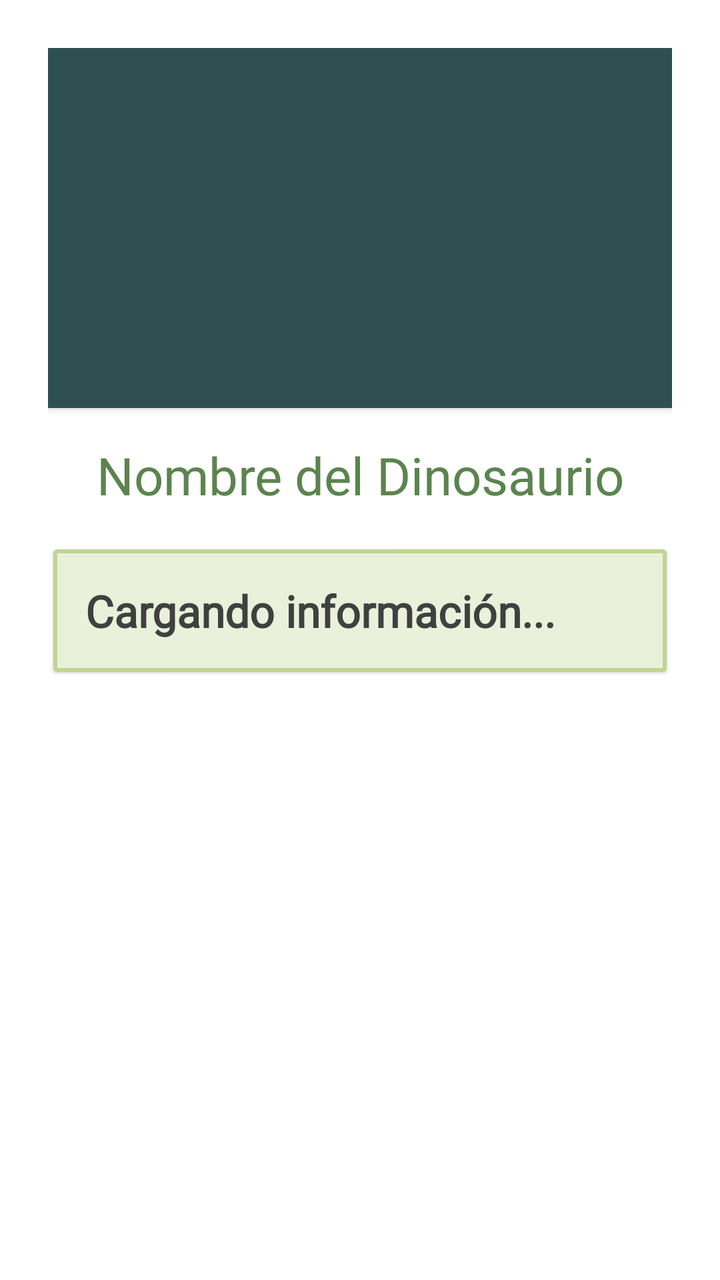
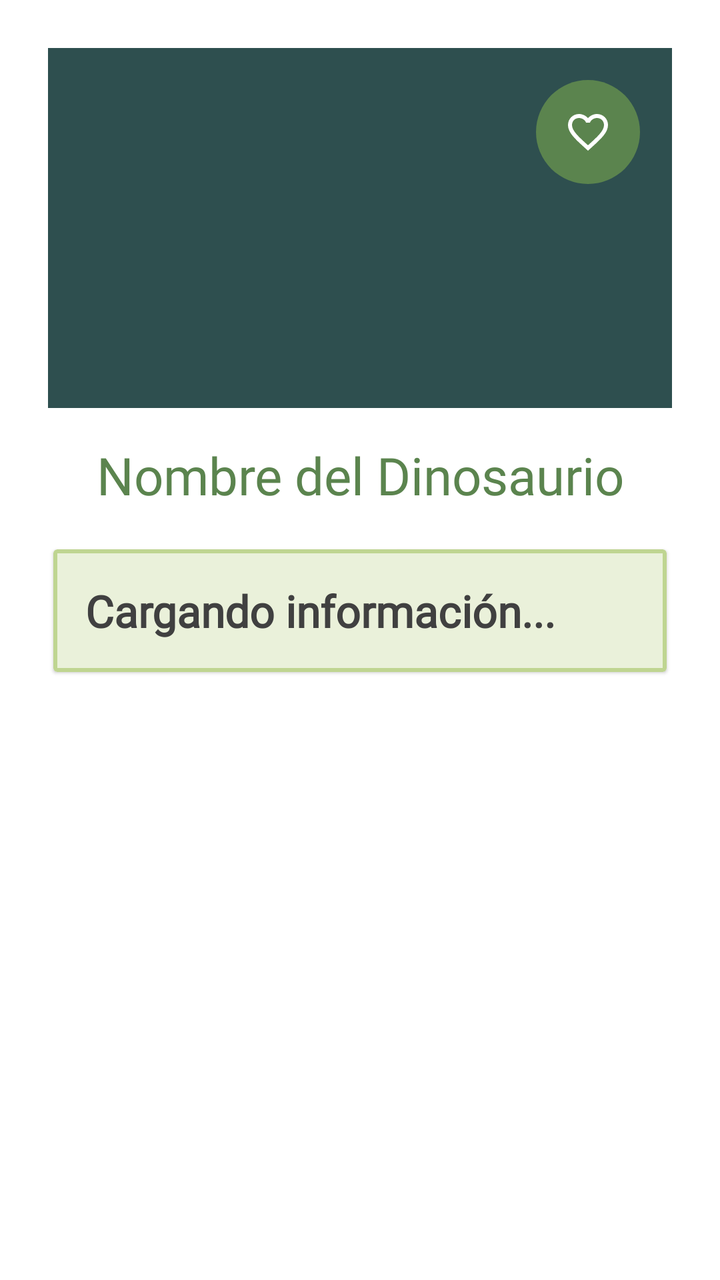

The first picture is an Android layout as it rendered before a commit; the second is the same layout after the commit. The layout source and the unified diff follow.
<!-- AndroidManifest.xml: application theme Theme.DinoApp -->
<!-- res/layout/activity_libros.xml -->
<?xml version="1.0" encoding="utf-8"?>
<ScrollView xmlns:android="http://schemas.android.com/apk/res/android"
    xmlns:tools="http://schemas.android.com/tools"
    android:layout_width="match_parent"
    android:layout_height="match_parent"
    xmlns:app="http://schemas.android.com/apk/res-auto"
    android:background="#FFFFFF"
    tools:context=".LibrosActivity">

    <LinearLayout
        android:layout_width="match_parent"
        android:layout_height="wrap_content"
        android:orientation="vertical"
        android:padding="24dp">

        <ImageView
            android:id="@+id/imgDino"
            android:layout_width="match_parent"
            android:layout_height="180dp"
            android:scaleType="centerCrop"
            android:background="#2E4F4F"
            android:layout_marginBottom="16dp"
            android:elevation="2dp" />

        <TextView
            android:id="@+id/txtNombre"
            android:layout_width="match_parent"
            android:layout_height="wrap_content"
            android:fontFamily="@font/kavoon"
            android:text="Nombre del Dinosaurio"
            android:textColor="#5B844E"
            android:textSize="26sp"
            android:gravity="center"
            android:layout_marginBottom="16dp" />

        <com.google.android.material.card.MaterialCardView
            android:layout_width="match_parent"
            android:layout_height="wrap_content"
            app:cardBackgroundColor="#EAF1DA"
            app:cardCornerRadius="2dp"
            app:cardElevation="1dp"
            app:cardUseCompatPadding="true"
            app:strokeColor="#BFD591"
            app:strokeWidth="2dp">

            <TextView
                android:id="@+id/txtInfo"
                android:layout_width="match_parent"
                android:layout_height="wrap_content"
                android:padding="16dp"
                android:fontFamily="@font/kreon"
                android:text="Cargando información..."
                android:textColor="#404040"
                android:textSize="22sp"
                android:textStyle="bold"/>

        </com.google.android.material.card.MaterialCardView>

    </LinearLayout>
</ScrollView>
<!-- resources referenced by this layout -->
<resources>
  <style name="Theme.DinoApp" parent="Base.Theme.DinoApp" />
  <style name="Base.Theme.DinoApp" parent="Theme.Material3.DayNight.NoActionBar">
          
          
      </style>
</resources>

<!-- the commit's change to res/layout/activity_libros.xml (unified diff, before → after) -->
@@ -1,60 +1,86 @@
 <?xml version="1.0" encoding="utf-8"?>
-<ScrollView xmlns:android="http://schemas.android.com/apk/res/android"
+<FrameLayout xmlns:android="http://schemas.android.com/apk/res/android"
+    xmlns:app="http://schemas.android.com/apk/res-auto"
     xmlns:tools="http://schemas.android.com/tools"
     android:layout_width="match_parent"
     android:layout_height="match_parent"
-    xmlns:app="http://schemas.android.com/apk/res-auto"
     android:background="#FFFFFF"
     tools:context=".LibrosActivity">
 
-    <LinearLayout
+    
+    <ScrollView
         android:layout_width="match_parent"
-        android:layout_height="wrap_content"
-        android:orientation="vertical"
-        android:padding="24dp">
+        android:layout_height="match_parent">
 
-        <ImageView
-            android:id="@+id/imgDino"
-            android:layout_width="match_parent"
-            android:layout_height="180dp"
-            android:scaleType="centerCrop"
-            android:background="#2E4F4F"
-            android:layout_marginBottom="16dp"
-            android:elevation="2dp" />
-
-        <TextView
-            android:id="@+id/txtNombre"
+        <LinearLayout
             android:layout_width="match_parent"
             android:layout_height="wrap_content"
-            android:fontFamily="@font/kavoon"
-            android:text="Nombre del Dinosaurio"
-            android:textColor="#5B844E"
-            android:textSize="26sp"
-            android:gravity="center"
-            android:layout_marginBottom="16dp" />
+            android:orientation="vertical"
+            android:padding="24dp">
 
-        <com.google.android.material.card.MaterialCardView
-            android:layout_width="match_parent"
-            android:layout_height="wrap_content"
-            app:cardBackgroundColor="#EAF1DA"
-            app:cardCornerRadius="2dp"
-            app:cardElevation="1dp"
-            app:cardUseCompatPadding="true"
-            app:strokeColor="#BFD591"
-            app:strokeWidth="2dp">
+            <FrameLayout
+                android:id="@+id/contenedorImagenDino"
+                android:layout_width="match_parent"
+                android:layout_height="180dp"
+                android:layout_marginBottom="16dp"
+                android:elevation="2dp">
+
+                <ImageView
+                    android:id="@+id/imgDino"
+                    android:layout_width="match_parent"
+                    android:layout_height="match_parent"
+                    android:scaleType="centerCrop"
+                    android:background="#2E4F4F" />
+
+                <ImageButton
+                    android:id="@+id/btnFavorito"
+                    android:layout_width="52dp"
+                    android:layout_height="52dp"
+                    android:layout_gravity="top|end"
+                    android:layout_marginTop="16dp"
+                    android:layout_marginEnd="16dp"
+                    android:background="@drawable/bg_boton_circular"
+                    android:padding="15dp"
+                    android:src="@drawable/no_favorito" />
+
+            </FrameLayout>
 
             <TextView
-                android:id="@+id/txtInfo"
+                android:id="@+id/txtNombre"
                 android:layout_width="match_parent"
                 android:layout_height="wrap_content"
-                android:padding="16dp"
-                android:fontFamily="@font/kreon"
-                android:text="Cargando información..."
-                android:textColor="#404040"
-                android:textSize="22sp"
-                android:textStyle="bold"/>
+                android:fontFamily="@font/kavoon"
+                android:text="Nombre del Dinosaurio"
+                android:textColor="#5B844E"
+                android:textSize="26sp"
+                android:gravity="center"
+                android:layout_marginBottom="16dp" />
 
-        </com.google.android.material.card.MaterialCardView>
+            <com.google.android.material.card.MaterialCardView
+                android:layout_width="match_parent"
+                android:layout_height="wrap_content"
+                app:cardBackgroundColor="#EAF1DA"
+                app:cardCornerRadius="2dp"
+                app:cardElevation="1dp"
+                app:cardUseCompatPadding="true"
+                app:strokeColor="#BFD591"
+                app:strokeWidth="2dp">
 
-    </LinearLayout>
-</ScrollView>
+                <TextView
+                    android:id="@+id/txtInfo"
+                    android:layout_width="match_parent"
+                    android:layout_height="wrap_content"
+                    android:padding="16dp"
+                    android:fontFamily="@font/kreon"
+                    android:text="Cargando información..."
+                    android:textColor="#404040"
+                    android:textSize="22sp"
+                    android:textStyle="bold"/>
+
+            </com.google.android.material.card.MaterialCardView>
+
+        </LinearLayout>
+
+    </ScrollView>
+
+</FrameLayout>
<!-- resource entries referenced after the edit -->
@@ -1,5 +1,19 @@
 <!-- resources referenced by this layout -->
 <resources>
+  <!-- drawable bg_boton_circular (drawable) -->
+  <?xml version="1.0" encoding="utf-8"?>
+  <shape xmlns:android="http://schemas.android.com/apk/res/android"
+      android:shape="oval" >
+  
+      <solid android:color="#5B844E" />
+  
+  </shape>
+  <!-- drawable no_favorito (drawable) -->
+  <vector xmlns:android="http://schemas.android.com/apk/res/android" android:height="24dp" android:tint="#FFFFFF" android:viewportHeight="24" android:viewportWidth="24" android:width="24dp">
+        
+      <path android:fillColor="@android:color/white" android:pathData="M16.5,3c-1.74,0 -3.41,0.81 -4.5,2.09C10.91,3.81 9.24,3 7.5,3 4.42,3 2,5.42 2,8.5c0,3.78 3.4,6.86 8.55,11.54L12,21.35l1.45,-1.32C18.6,15.36 22,12.28 22,8.5 22,5.42 19.58,3 16.5,3zM12.1,18.55l-0.1,0.1 -0.1,-0.1C7.14,14.24 4,11.39 4,8.5 4,6.5 5.5,5 7.5,5c1.54,0 3.04,0.99 3.57,2.36h1.87C13.46,5.99 14.96,5 16.5,5c2,0 3.5,1.5 3.5,3.5 0,2.89 -3.14,5.74 -7.9,10.05z"/>
+      
+  </vector>
   <style name="Theme.DinoApp" parent="Base.Theme.DinoApp" />
   <style name="Base.Theme.DinoApp" parent="Theme.Material3.DayNight.NoActionBar">
           
